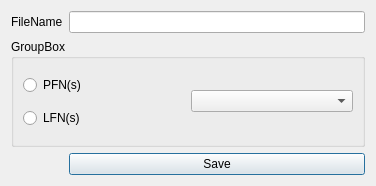
Old version of the form LHCbDIRAC/BookkeepingSystem/Gui/Widget/AdvancedSave.ui in the repository antolu/LHCbDIRAC.
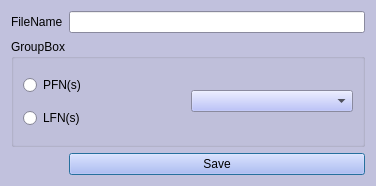
New version of the form.

Patch:
```diff
--- a/LHCbDIRAC/BookkeepingSystem/Gui/Widget/AdvancedSave.ui
+++ b/LHCbDIRAC/BookkeepingSystem/Gui/Widget/AdvancedSave.ui
@@ -9,7 +9,98 @@
     <height>186</height>
    </rect>
   </property>
-  <property name="windowTitle" >
+  <property name="palette">
+   <palette>
+    <active>
+     <colorrole role="Button">
+      <brush brushstyle="SolidPattern">
+       <color alpha="255">
+        <red>170</red>
+        <green>178</green>
+        <blue>249</blue>
+       </color>
+      </brush>
+     </colorrole>
+     <colorrole role="Base">
+      <brush brushstyle="SolidPattern">
+       <color alpha="255">
+        <red>255</red>
+        <green>255</green>
+        <blue>255</blue>
+       </color>
+      </brush>
+     </colorrole>
+     <colorrole role="Window">
+      <brush brushstyle="SolidPattern">
+       <color alpha="255">
+        <red>193</red>
+        <green>193</green>
+        <blue>221</blue>
+       </color>
+      </brush>
+     </colorrole>
+    </active>
+    <inactive>
+     <colorrole role="Button">
+      <brush brushstyle="SolidPattern">
+       <color alpha="255">
+        <red>170</red>
+        <green>178</green>
+        <blue>249</blue>
+       </color>
+      </brush>
+     </colorrole>
+     <colorrole role="Base">
+      <brush brushstyle="SolidPattern">
+       <color alpha="255">
+        <red>255</red>
+        <green>255</green>
+        <blue>255</blue>
+       </color>
+      </brush>
+     </colorrole>
+     <colorrole role="Window">
+      <brush brushstyle="SolidPattern">
+       <color alpha="255">
+        <red>193</red>
+        <green>193</green>
+        <blue>221</blue>
+       </color>
+      </brush>
+     </colorrole>
+    </inactive>
+    <disabled>
+     <colorrole role="Button">
+      <brush brushstyle="SolidPattern">
+       <color alpha="255">
+        <red>170</red>
+        <green>178</green>
+        <blue>249</blue>
+       </color>
+      </brush>
+     </colorrole>
+     <colorrole role="Base">
+      <brush brushstyle="SolidPattern">
+       <color alpha="255">
+        <red>193</red>
+        <green>193</green>
+        <blue>221</blue>
+       </color>
+      </brush>
+     </colorrole>
+     <colorrole role="Window">
+      <brush brushstyle="SolidPattern">
+       <color alpha="255">
+        <red>193</red>
+        <green>193</green>
+        <blue>221</blue>
+       </color>
+      </brush>
+     </colorrole>
+    </disabled>
+   </palette>
+  </property>
+  <property name="windowTitle">
    <string>Dialog</string>
   </property>
   <layout class="QGridLayout" >
```
Left out of the diff: 49 changed lines with no effect on the pictures.
